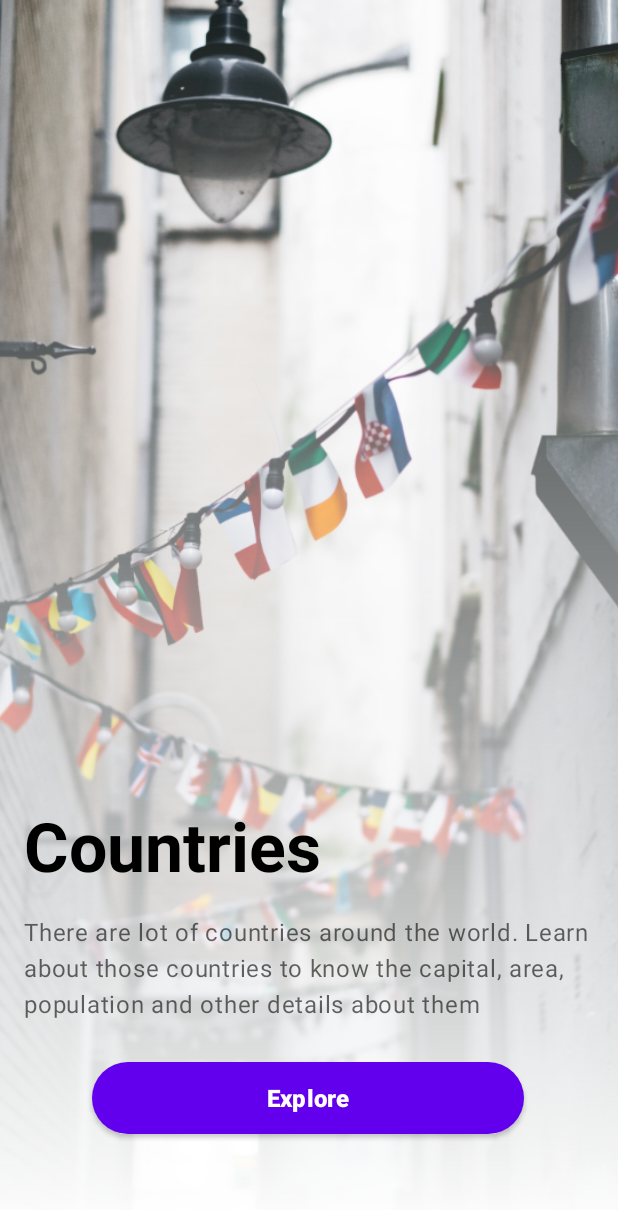
After one commit to Mahfuj95/Countries, an Android app: the fragment PresentationFragment shown on its own in the app's theme, on a phone screen of 412 x 824 dp. The commit adds this screen. Shown: the top 1210 px of the screen. Run offline under Robolectric (Android 15) with nearby library versions, the phone set to English and light mode, and no system bars; our stand-ins replace data binding.

Commit message:
Add a presentation screen

```diff
--- a/app/build.gradle
+++ b/app/build.gradle
@@ -1,6 +1,7 @@
 plugins {
     id 'com.android.application'
     id 'org.jetbrains.kotlin.android'
+    id 'kotlin-kapt'
 }
 
 android {
@@ -30,6 +31,10 @@ android {
     kotlinOptions {
         jvmTarget = '1.8'
     }
+
+    buildFeatures {
+        dataBinding true
+    }
 }
 
 dependencies {
@@ -38,6 +43,10 @@ dependencies {
     implementation 'androidx.appcompat:appcompat:1.6.0'
     implementation 'com.google.android.material:material:1.7.0'
     implementation 'androidx.constraintlayout:constraintlayout:2.1.4'
+
+    // ViewModel
+    implementation 'androidx.lifecycle:lifecycle-viewmodel-ktx:2.5.1'
+
     testImplementation 'junit:junit:4.13.2'
     androidTestImplementation 'androidx.test.ext:junit:1.1.5'
     androidTestImplementation 'androidx.test.espresso:espresso-core:3.5.1'
--- /dev/null
+++ b/app/src/main/java/org/bad_coder/countries/domain/ViewModelFactory.kt
@@ -0,0 +1,15 @@
+package org.bad_coder.countries.domain
+
+import androidx.lifecycle.ViewModel
+import androidx.lifecycle.ViewModelProvider
+import org.bad_coder.countries.ui.screens.presentation_screen.PresentationViewModel
+
+object ViewModelFactory : ViewModelProvider.Factory {
+
+    override fun <T : ViewModel> create(modelClass: Class<T>): T {
+        if (modelClass.isAssignableFrom(PresentationViewModel::class.java)) {
+            return PresentationViewModel() as T
+        }
+        throw IllegalArgumentException("Unknown ViewModel class")
+    }
+}
--- /dev/null
+++ b/app/src/main/java/org/bad_coder/countries/ui/common/BaseFragment.kt
@@ -0,0 +1,39 @@
+package org.bad_coder.countries.ui.common
+
+import android.os.Bundle
+import android.view.View
+import androidx.activity.OnBackPressedCallback
+import androidx.annotation.LayoutRes
+import androidx.databinding.DataBindingUtil
+import androidx.fragment.app.Fragment
+import androidx.lifecycle.ViewModel
+import androidx.viewbinding.ViewBinding
+
+abstract class BaseFragment<
+        BindingType : ViewBinding,
+        ViewModelType : ViewModel>(@LayoutRes val layoutRes: Int) : Fragment(layoutRes) {
+
+    protected lateinit var binding: BindingType
+    lateinit var viewModel: ViewModelType
+
+    fun registerBackPressListener() {
+        requireActivity().onBackPressedDispatcher.addCallback(
+            viewLifecycleOwner,
+            object : OnBackPressedCallback(true) {
+                override fun handleOnBackPressed() {
+                    onBackPressed()
+                }
+            })
+    }
+
+    override fun onViewCreated(view: View, savedInstanceState: Bundle?) {
+        super.onViewCreated(view, savedInstanceState)
+        viewModel = createViewModel()
+        binding = DataBindingUtil.setContentView(requireActivity(), layoutRes)
+        initView()
+    }
+
+    open fun onBackPressed() {}
+    abstract fun initView()
+    abstract fun createViewModel() : ViewModelType
+}
--- /dev/null
+++ b/app/src/main/java/org/bad_coder/countries/ui/screens/presentation_screen/PresentationFragment.kt
@@ -0,0 +1,23 @@
+package org.bad_coder.countries.ui.screens.presentation_screen
+
+import android.view.View.OnClickListener
+import androidx.lifecycle.ViewModelProvider
+import org.bad_coder.countries.R
+import org.bad_coder.countries.databinding.FragmentPresentationBinding
+import org.bad_coder.countries.domain.ViewModelFactory
+import org.bad_coder.countries.ui.common.BaseFragment
+
+class PresentationFragment : BaseFragment<
+        FragmentPresentationBinding,
+        PresentationViewModel>(R.layout.fragment_presentation) {
+
+    override fun initView() {
+        binding.onClickListener = OnClickListener {
+            // todo: Handle on click
+        }
+    }
+
+    override fun createViewModel(): PresentationViewModel {
+        return ViewModelProvider(this, ViewModelFactory)[PresentationViewModel::class.java]
+    }
+}
--- /dev/null
+++ b/app/src/main/java/org/bad_coder/countries/ui/screens/presentation_screen/PresentationViewModel.kt
@@ -0,0 +1,7 @@
+package org.bad_coder.countries.ui.screens.presentation_screen
+
+import androidx.lifecycle.ViewModel
+
+class PresentationViewModel: ViewModel() {
+
+}
--- /dev/null
+++ b/app/src/main/res/drawable/explore_btn_background.xml
@@ -0,0 +1,7 @@
+<?xml version="1.0" encoding="utf-8"?>
+<shape xmlns:android="http://schemas.android.com/apk/res/android"
+    android:shape="rectangle">
+    <corners android:radius="100dp" />
+    <solid android:color="?attr/colorPrimary"/>
+
+</shape>
--- /dev/null
+++ b/app/src/main/res/drawable/presentation_screen_background.xml
@@ -0,0 +1,13 @@
+<?xml version="1.0" encoding="utf-8"?>
+<layer-list xmlns:android="http://schemas.android.com/apk/res/android">
+    <item android:drawable="@drawable/world_background" />
+    <item>
+        <shape android:shape="rectangle">
+            <gradient
+                android:angle="90"
+                android:gradientRadius="0dp"
+                android:startColor="?attr/colorOnPrimary" />
+        </shape>
+    </item>
+
+</layer-list>
--- /dev/null
+++ b/app/src/main/res/layout/fragment_presentation.xml
@@ -0,0 +1,93 @@
+<?xml version="1.0" encoding="utf-8"?>
+<layout xmlns:android="http://schemas.android.com/apk/res/android"
+    xmlns:app="http://schemas.android.com/apk/res-auto"
+    xmlns:tools="http://schemas.android.com/tools">
+
+    <data>
+
+        <variable
+            name="onClickListener"
+            type="android.view.View.OnClickListener" />
+    </data>
+
+    <androidx.constraintlayout.widget.ConstraintLayout
+        android:layout_width="match_parent"
+        android:layout_height="match_parent"
+        tools:context=".ui.screens.presentation_screen.PresentationFragment">
+
+        <androidx.appcompat.widget.AppCompatImageView
+            android:id="@+id/appCompatImageView2"
+            android:layout_width="0dp"
+            android:layout_height="0dp"
+            android:scaleType="centerCrop"
+            android:src="@drawable/presentation_screen_background"
+            app:layout_constraintBottom_toBottomOf="parent"
+            app:layout_constraintEnd_toEndOf="parent"
+            app:layout_constraintHorizontal_bias="0.0"
+            app:layout_constraintStart_toStartOf="parent"
+            app:layout_constraintTop_toTopOf="parent"
+            app:layout_constraintVertical_bias="0.0" />
+
+        <TextView
+            android:id="@+id/title"
+            android:layout_width="0dp"
+            android:layout_height="wrap_content"
+            android:layout_marginBottom="16dp"
+            android:text="@string/app_name"
+            android:textAppearance="@style/TextAppearance.Material3.DisplayMedium"
+            android:textColor="?attr/colorOnSurface"
+            android:textStyle="bold"
+            app:layout_constraintBottom_toTopOf="@+id/textView2"
+            app:layout_constraintEnd_toStartOf="@+id/guideline6"
+            app:layout_constraintHorizontal_bias="0.0"
+            app:layout_constraintStart_toStartOf="@+id/guideline5" />
+
+        <TextView
+            android:id="@+id/textView2"
+            android:layout_width="0dp"
+            android:layout_height="wrap_content"
+            android:layout_marginBottom="28dp"
+            android:text="@string/app_details"
+            android:textAppearance="@style/TextAppearance.Material3.BodyLarge"
+            android:textColor="?attr/colorControlNormal"
+            app:layout_constraintBottom_toTopOf="@+id/exploreBtn"
+            app:layout_constraintEnd_toStartOf="@+id/guideline6"
+            app:layout_constraintHorizontal_bias="0.0"
+            app:layout_constraintStart_toStartOf="@+id/guideline5" />
+
+        <Button
+            android:id="@+id/exploreBtn"
+            style="@style/Widget.AppCompat.Button"
+            android:layout_width="0dp"
+            android:layout_height="wrap_content"
+            android:layout_gravity="bottom|center"
+            android:layout_marginBottom="68dp"
+            android:background="@drawable/explore_btn_background"
+            android:foreground="?attr/selectableItemBackgroundBorderless"
+            android:text="@string/explore"
+            android:onClick="@{(v)->onClickListener.onClick(v)}"
+            android:textAllCaps="false"
+            android:textAppearance="@style/TextAppearance.Material3.TitleMedium"
+            android:textStyle="bold"
+            app:layout_constraintBottom_toBottomOf="parent"
+            app:layout_constraintDimensionRatio="6:1"
+            app:layout_constraintEnd_toEndOf="parent"
+            app:layout_constraintHorizontal_bias="0.495"
+            app:layout_constraintStart_toStartOf="parent" />
+
+        <androidx.constraintlayout.widget.Guideline
+            android:id="@+id/guideline5"
+            android:layout_width="wrap_content"
+            android:layout_height="wrap_content"
+            android:orientation="vertical"
+            app:layout_constraintGuide_begin="16dp" />
+
+        <androidx.constraintlayout.widget.Guideline
+            android:id="@+id/guideline6"
+            android:layout_width="wrap_content"
+            android:layout_height="wrap_content"
+            android:orientation="vertical"
+            app:layout_constraintGuide_end="16dp" />
+
+    </androidx.constraintlayout.widget.ConstraintLayout>
+</layout>
--- a/app/src/main/res/values/strings.xml
+++ b/app/src/main/res/values/strings.xml
@@ -1,3 +1,5 @@
 <resources>
     <string name="app_name">Countries</string>
+    <string name="explore">Explore</string>
+    <string name="app_details">There are lot of countries around the world. Learn about those countries to know the capital, area, population and other details about them</string>
 </resources>
```
Also changed, not shown: app/src/main/res/drawable-xxxhdpi/world_background.jpg (added).
